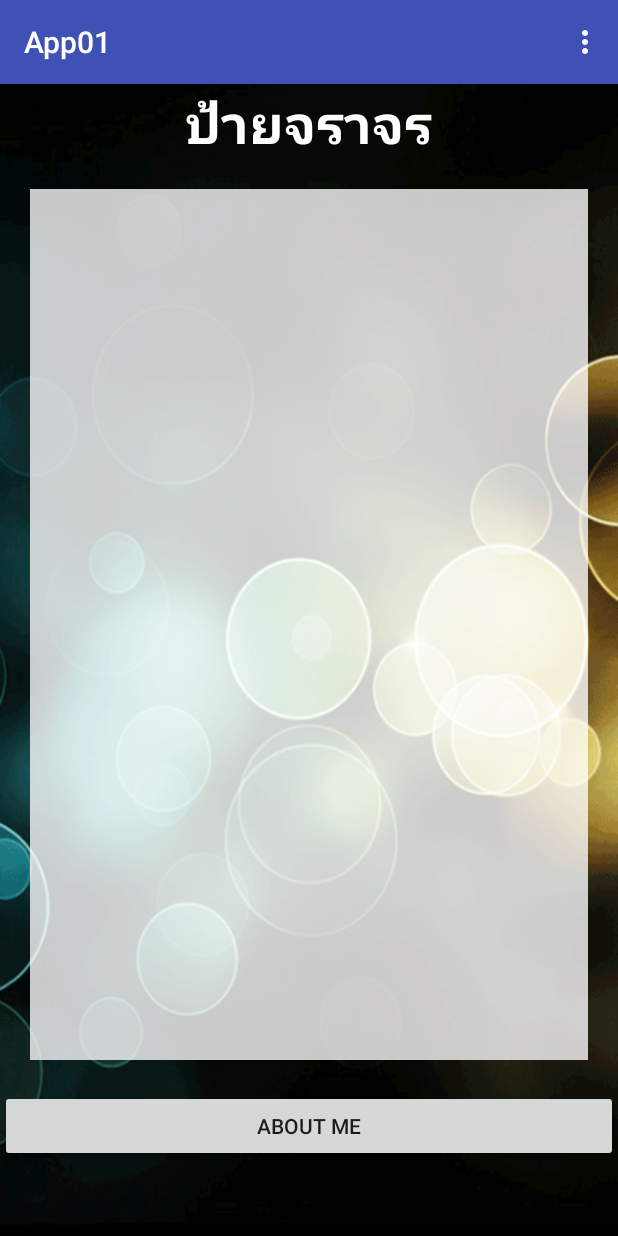
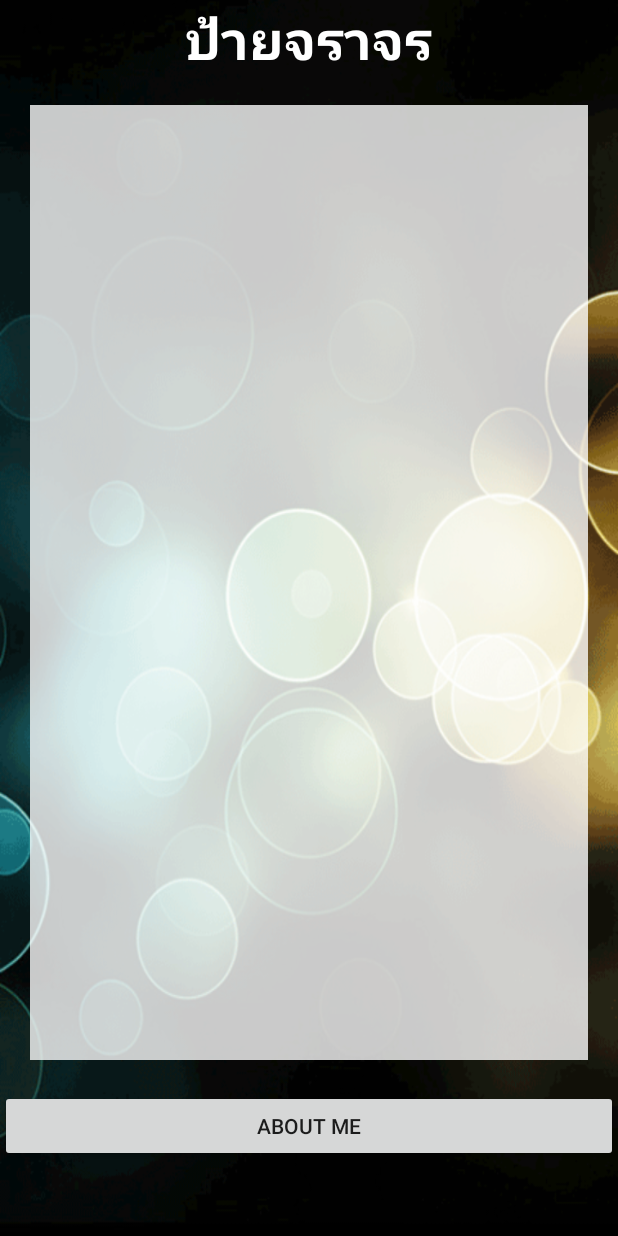
Before and after one commit to chanalaaa/test_androidapp1, an Android app: the screen it shows after launch (MainActivity), on a phone screen of 412 x 824 dp. Run offline under Robolectric (Android 15) with nearby library versions, the phone set to English and light mode, and no system bars.

Commit message:
clickAboutMe func. goto site (uri.parse)

```diff
--- a/app/src/main/java/com/example/chanalaaa/app01/MainActivity.java
+++ b/app/src/main/java/com/example/chanalaaa/app01/MainActivity.java
@@ -1,5 +1,7 @@
 package com.example.chanalaaa.app01;
 
+import android.content.Intent;
+import android.net.Uri;
 import android.os.Bundle;
 import android.support.design.widget.FloatingActionButton;
 import android.support.design.widget.Snackbar;
@@ -15,6 +17,7 @@ public class MainActivity extends AppCompatActivity {
     protected void onCreate(Bundle savedInstanceState) {
         super.onCreate(savedInstanceState);
         setContentView(R.layout.activity_main);
+       /*
         Toolbar toolbar = (Toolbar) findViewById(R.id.toolbar);
         setSupportActionBar(toolbar);
 
@@ -26,7 +29,15 @@ public class MainActivity extends AppCompatActivity {
                         .setAction("Action", null).show();
             }
         });
-    }
+        */
+
+    } //main method
+
+    public void clickAboutMe(View view) {
+        Intent objIntent = new Intent(Intent.ACTION_VIEW);
+        objIntent.setData(Uri.parse("http://www.google.com"));
+        startActivity(objIntent);
+    } //click
 
     @Override
     public boolean onCreateOptionsMenu(Menu menu) {
@@ -49,4 +60,6 @@ public class MainActivity extends AppCompatActivity {
 
         return super.onOptionsItemSelected(item);
     }
+
+
 }
--- a/app/src/main/res/layout/activity_main.xml
+++ b/app/src/main/res/layout/activity_main.xml
@@ -1,34 +1,41 @@
 <?xml version="1.0" encoding="utf-8"?>
-<android.support.design.widget.CoordinatorLayout xmlns:android="http://schemas.android.com/apk/res/android"
+<RelativeLayout xmlns:android="http://schemas.android.com/apk/res/android"
     xmlns:app="http://schemas.android.com/apk/res-auto"
     xmlns:tools="http://schemas.android.com/tools"
     android:layout_width="match_parent"
     android:layout_height="match_parent"
-    android:fitsSystemWindows="true"
-    tools:context="com.example.chanalaaa.app01.MainActivity">
+    app:layout_behavior="@string/appbar_scrolling_view_behavior"
+    tools:context="com.example.chanalaaa.app01.MainActivity"
+    android:background="@drawable/bg">
+    <!-- tools:showIn="@layout/activity_main" -->
 
-    <android.support.design.widget.AppBarLayout
+    <TextView
+        android:layout_width="wrap_content"
+        android:layout_height="wrap_content"
+        android:text="@string/title"
+        android:id="@+id/txtTitle"
+        android:textSize="@dimen/h1"
+        android:textStyle="bold"
+        android:layout_centerHorizontal="true"
+        android:textColor="#ffffff" />
+
+    <Button
         android:layout_width="match_parent"
         android:layout_height="wrap_content"
-        android:theme="@style/AppTheme.AppBarOverlay">
+        android:text="@string/about_me"
+        android:id="@+id/button"
+        android:layout_alignParentBottom="true"
+        android:layout_alignParentLeft="false"
+        android:layout_alignParentStart="true"
+        android:layout_marginBottom="49dp"
+        android:onClick="clickAboutMe"/>
 
-        <android.support.v7.widget.Toolbar
-            android:id="@+id/toolbar"
-            android:layout_width="match_parent"
-            android:layout_height="?attr/actionBarSize"
-            android:background="?attr/colorPrimary"
-            app:popupTheme="@style/AppTheme.PopupOverlay" />
-
-    </android.support.design.widget.AppBarLayout>
-
-    <include layout="@layout/content_main" />
-<!--
-    <android.support.design.widget.FloatingActionButton
-        android:id="@+id/fab"
+    <ListView
         android:layout_width="wrap_content"
         android:layout_height="wrap_content"
-        android:layout_gravity="bottom|end"
-        android:layout_margin="@dimen/fab_margin"
-        android:src="@android:drawable/ic_dialog_email" />
--->
-</android.support.design.widget.CoordinatorLayout>
+        android:id="@+id/listView"
+        android:layout_below="@+id/txtTitle"
+        android:layout_above="@+id/button"
+        android:layout_margin="20dp"
+        android:background="#c8ffffff" />
+</RelativeLayout>
--- a/app/src/main/res/layout/content_main.xml
+++ /dev/null
@@ -1,40 +0,0 @@
-<?xml version="1.0" encoding="utf-8"?>
-<RelativeLayout xmlns:android="http://schemas.android.com/apk/res/android"
-    xmlns:app="http://schemas.android.com/apk/res-auto"
-    xmlns:tools="http://schemas.android.com/tools"
-    android:layout_width="match_parent"
-    android:layout_height="match_parent"
-    app:layout_behavior="@string/appbar_scrolling_view_behavior"
-    tools:context="com.example.chanalaaa.app01.MainActivity"
-    tools:showIn="@layout/activity_main"
-    android:background="@drawable/bg">
-
-    <TextView
-        android:layout_width="wrap_content"
-        android:layout_height="wrap_content"
-        android:text="@string/title"
-        android:id="@+id/txtTitle"
-        android:textSize="@dimen/h1"
-        android:textStyle="bold"
-        android:layout_centerHorizontal="true"
-        android:textColor="#ffffff" />
-
-    <Button
-        android:layout_width="match_parent"
-        android:layout_height="wrap_content"
-        android:text="@string/about_me"
-        android:id="@+id/button"
-        android:layout_alignParentBottom="true"
-        android:layout_alignParentLeft="false"
-        android:layout_alignParentStart="true"
-        android:layout_marginBottom="49dp" />
-
-    <ListView
-        android:layout_width="wrap_content"
-        android:layout_height="wrap_content"
-        android:id="@+id/listView"
-        android:layout_below="@+id/txtTitle"
-        android:layout_above="@+id/button"
-        android:layout_margin="20dp"
-        android:background="#c8ffffff" />
-</RelativeLayout>
```
